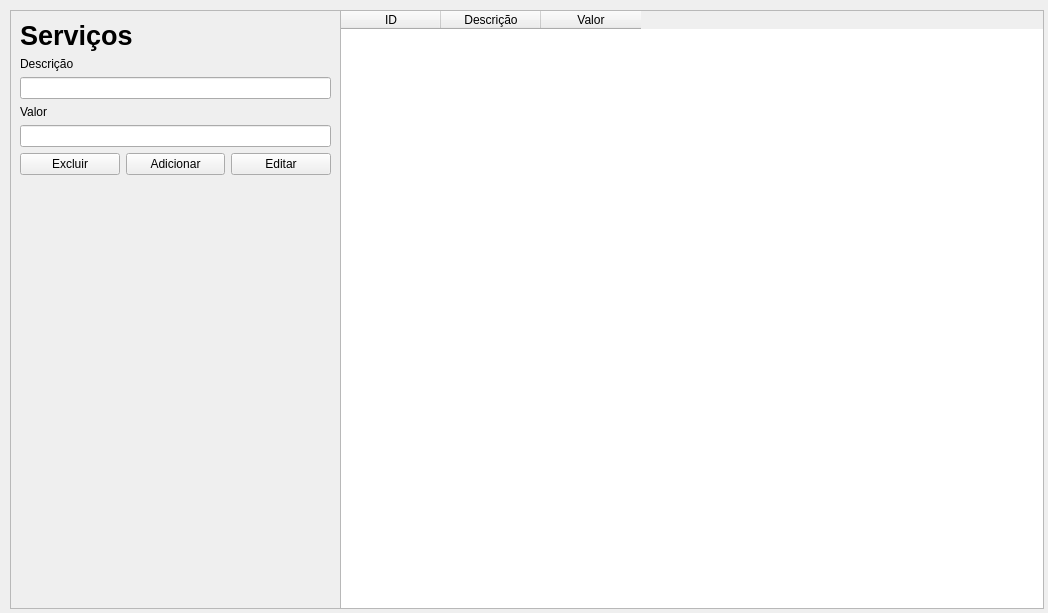
Before: the Qt Designer form view/ui_servicos.ui in ImperadorFortum/Projeto_integra-o2.0, drawn with Qt 5.
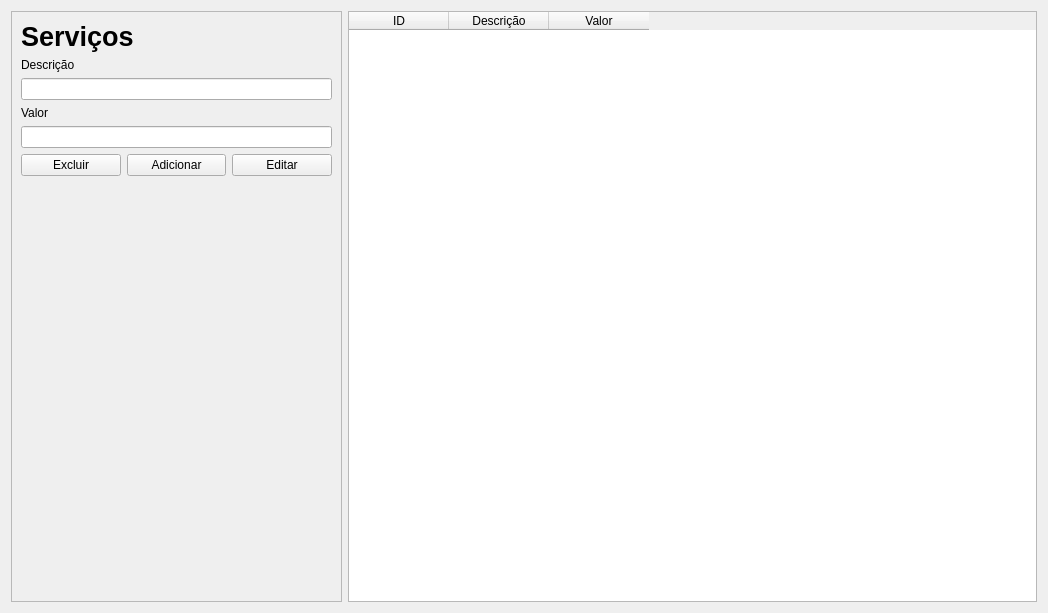
After: the same form once the commit is applied.

```diff
--- a/view/ui_servicos.ui
+++ b/view/ui_servicos.ui
@@ -13,15 +13,9 @@
   <property name="windowTitle">
    <string>Form</string>
   </property>
+  <layout class="QHBoxLayout" name="horizontalLayout_2">
+   <item>
   <widget class="QFrame" name="frame">
-   <property name="geometry">
-    <rect>
-     <x>10</x>
-     <y>10</y>
-     <width>331</width>
-     <height>599</height>
-    </rect>
-   </property>
    <property name="minimumSize">
     <size>
      <width>0</width>
@@ -115,15 +109,9 @@
     </item>
    </layout>
   </widget>
+   </item>
+   <item>
   <widget class="QTableWidget" name="tabela">
-   <property name="geometry">
-    <rect>
-     <x>340</x>
-     <y>10</y>
-     <width>704</width>
-     <height>599</height>
-    </rect>
-   </property>
    <column>
     <property name="text">
      <string>ID</string>
@@ -140,6 +128,8 @@
     </property>
    </column>
   </widget>
+   </item>
+  </layout>
  </widget>
  <resources/>
  <connections/>
```
Lines whose indentation alone changed are shown as unchanged.
